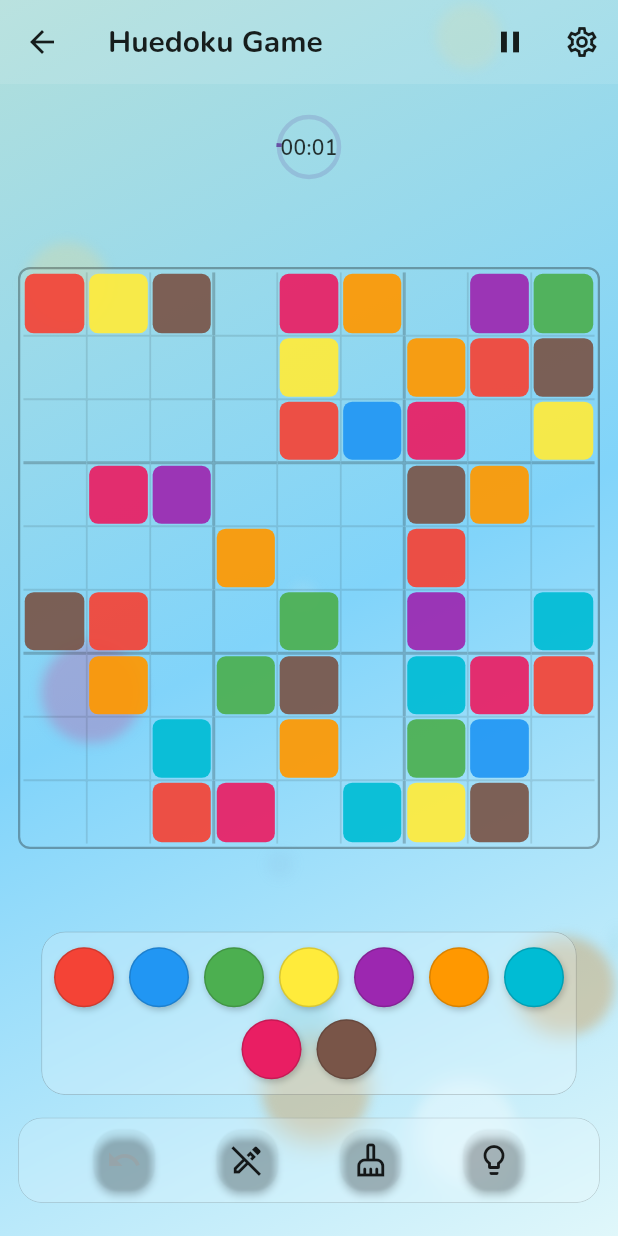
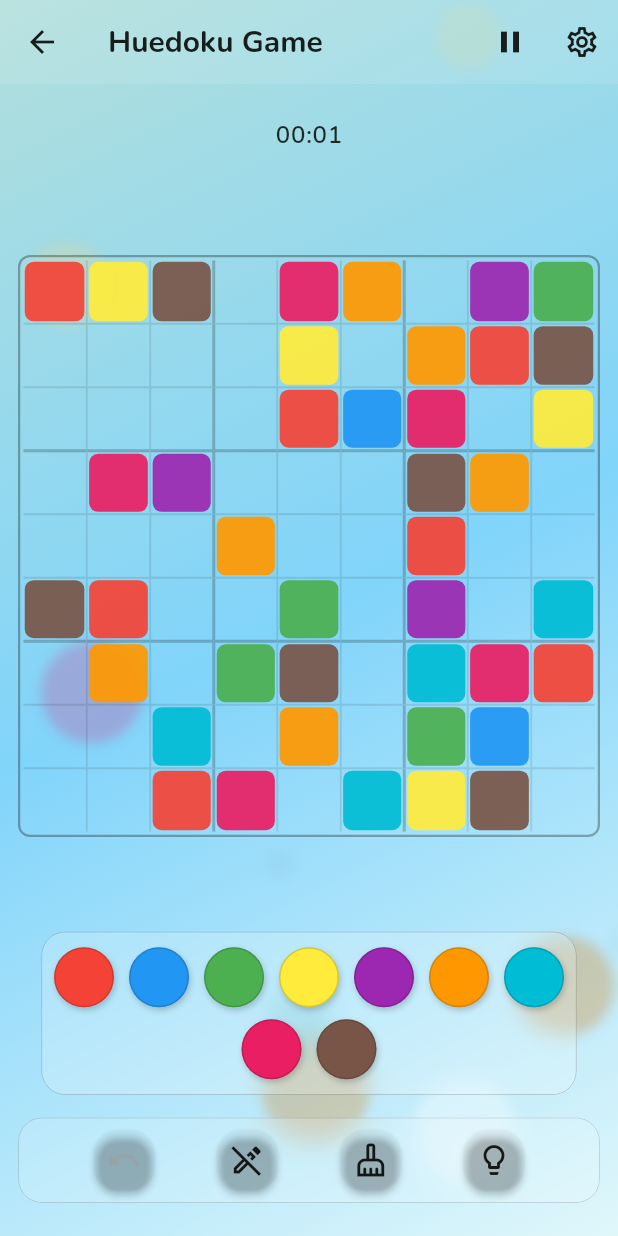
Before and after one commit to harleynelson/huedoku, a Flutter app: the screen it shows after launch, after a tap on "New Game", on a phone screen of 412 x 824 dp. Run offline on Flutter 3.47's test engine with Material 3 defaults, Android fonts, the phone set to English and light mode, and no system bars; our stand-ins replace confetti, google_fonts.

Commit message:
removed circle for timer

```diff
--- a/lib/widgets/sudoku_cell_widget.dart
+++ b/lib/widgets/sudoku_cell_widget.dart
@@ -50,7 +50,7 @@ class SudokuCellWidget extends StatelessWidget {
                  (gameProvider.selectedRow! ~/ 3 == row ~/ 3 && gameProvider.selectedCol! ~/ 3 == col ~/ 3)) {
                     highlightPeer = true;
                     // --- Set Highlight Peers Alpha to 0.3 ---
-                    tileBackgroundColor = currentTheme.focusColor.withOpacity(0.1); // EXACTLY 0.3 opacity
+                    tileBackgroundColor = currentTheme.focusColor.withOpacity(0.1); // EXACTLY 0.1 opacity
                  }
            }
 
--- a/lib/widgets/timer_widget.dart
+++ b/lib/widgets/timer_widget.dart
@@ -2,11 +2,12 @@
 // Location: ./lib/widgets/timer_widget.dart
 
 import 'dart:async';
-import 'dart:math'; // For PI
 import 'package:flutter/material.dart';
 import 'package:huedoku/providers/game_provider.dart';
 import 'package:provider/provider.dart';
-import 'dart:ui' as ui; // For font features
+import 'dart:ui' show FontFeature; // Only needed for FontFeature
+
+// Removed FireParticle class
 
 class TimerWidget extends StatefulWidget {
   const TimerWidget({super.key});
@@ -15,11 +16,15 @@ class TimerWidget extends StatefulWidget {
   State<TimerWidget> createState() => _TimerWidgetState();
 }
 
+// Removed TickerProviderStateMixin
 class _TimerWidgetState extends State<TimerWidget> {
   Timer? _displayTimer;
-  late Duration _displayTime; // Holds the time shown by this widget
+  late Duration _displayTime;
 
-  // Helper function to format duration
+  // Removed _cometAnimationController
+  // Removed _particles list and _random
+
+  // Helper function to format duration (remains the same)
   String _formatDuration(Duration duration) {
     String twoDigits(int n) => n.toString().padLeft(2, '0');
     String twoDigitMinutes = twoDigits(duration.inMinutes.remainder(60));
@@ -31,23 +36,27 @@ class _TimerWidgetState extends State<TimerWidget> {
     }
   }
 
+  // Timer to update the displayed time text
    void _startDisplayTimer() {
-    // Ensure any existing timer is cancelled
      _displayTimer?.cancel();
-    // Start a new timer that updates the local state every second
-    _displayTimer = Timer.periodic(const Duration(milliseconds: 100), (_) { // Update more frequently for smoother progress
-      // Check game state via provider *without listening* to avoid rebuild loops
+    // Update roughly every second is fine for text display
+    _displayTimer = Timer.periodic(const Duration(seconds: 1), (_) {
       final gameProvider = Provider.of<GameProvider>(context, listen: false);
       if (!gameProvider.isPaused && !gameProvider.isCompleted) {
-        if (mounted) { // Check if widget is still in the tree
-            setState(() {
-              _displayTime += const Duration(milliseconds: 100);
-            });
+        if (mounted) {
+           final providerTime = gameProvider.elapsedTime;
+           // Only trigger setState if the seconds actually change
+           if (_displayTime.inSeconds != providerTime.inSeconds) {
+             setState(() { _displayTime = providerTime; });
+           }
+        } else { _displayTimer?.cancel(); }
       } else {
-             _displayTimer?.cancel(); // Stop timer if widget is disposed
+         // Sync one last time if paused/completed
+         final providerTime = gameProvider.elapsedTime;
+         if (mounted && _displayTime.inSeconds != providerTime.inSeconds) {
+             setState(() { _displayTime = providerTime; });
          }
-      } else {
-          _displayTimer?.cancel(); // Stop if paused or completed
+         _displayTimer?.cancel();
       }
     });
   }
@@ -55,91 +64,62 @@ class _TimerWidgetState extends State<TimerWidget> {
   @override
   void initState() {
     super.initState();
-    // Initialize _displayTime from GameProvider
     final gameProvider = Provider.of<GameProvider>(context, listen: false);
     _displayTime = gameProvider.elapsedTime;
 
-    // Start the display timer immediately if the game isn't paused/completed
+    // Removed animation controller initialization
+
     if (!gameProvider.isPaused && !gameProvider.isCompleted) {
       _startDisplayTimer();
     }
   }
 
+  // Removed _updateParticles method
+
   @override
   void dispose() {
-    _displayTimer?.cancel(); // Cancel timer when widget is removed
+    _displayTimer?.cancel();
+    // Removed animation controller disposal
     super.dispose();
   }
 
   @override
   Widget build(BuildContext context) {
-    // Use Consumer to react ONLY to relevant GameProvider state changes
-    // (isPaused, isCompleted, elapsedTime for initialization/reset)
+    // Listen to GameProvider to manage the _displayTimer start/stop
     return Consumer<GameProvider>(
        builder: (context, gameProvider, child) {
-        // --- Sync display time and timer state with GameProvider ---
         final bool shouldTimerRun = !gameProvider.isPaused && !gameProvider.isCompleted;
-
-         // Sync time if it diverges significantly or on state change
-         if (_displayTime.inSeconds != gameProvider.elapsedTime.inSeconds || shouldTimerRun != (_displayTimer?.isActive ?? false)) {
-              WidgetsBinding.instance.addPostFrameCallback((_) {
-                 if (mounted) {
-                   // Update display time to match provider state accurately
-                   setState(() => _displayTime = gameProvider.elapsedTime);
-
-                   // Start/stop the display timer based on provider state
+         // --- Timer Start/Stop Logic ---
          if (shouldTimerRun && !(_displayTimer?.isActive ?? false)) {
              _startDisplayTimer();
          } else if (!shouldTimerRun && (_displayTimer?.isActive ?? false)) {
              _displayTimer?.cancel();
+             // Ensure final time is displayed correctly when stopped
+             final providerTime = gameProvider.elapsedTime;
+             if (_displayTime.inSeconds != providerTime.inSeconds) {
+                 // Use WidgetsBinding to avoid setState during build if needed
+                 WidgetsBinding.instance.addPostFrameCallback((_) {
+                    if (mounted) setState(() => _displayTime = providerTime);
+                 });
              }
          }
-              });
-         }
-        // --- End Sync Logic ---
+        // --- End Timer Start/Stop Logic ---
 
-        // --- Build Engaging Timer UI ---
-        double progress = (_displayTime.inMilliseconds % 60000) / 60000.0; // 0.0 to 1.0 for seconds
-        Color progressColor = Theme.of(context).primaryColor;
-        Color trackColor = Theme.of(context).primaryColor.withOpacity(0.2);
-        double indicatorSize = 40.0; // Size of the circular indicator
+        String timeText = _formatDuration(_displayTime);
+        final currentTheme = Theme.of(context);
 
-        return Stack(
-          alignment: Alignment.center,
+        // --- Build Simple Text Timer UI ---
+        return Row(
+          mainAxisSize: MainAxisSize.min, // Take only needed space
           children: [
-            // Circular Progress Indicator background track
-            SizedBox(
-              width: indicatorSize,
-              height: indicatorSize,
-              child: CircularProgressIndicator(
-                value: 1.0, // Full circle track
-                strokeWidth: 3.0, // Thickness of track
-                valueColor: AlwaysStoppedAnimation<Color>(trackColor),
-              ),
-            ),
-            // Circular Progress Indicator foreground progress
-             SizedBox(
-              width: indicatorSize,
-              height: indicatorSize,
-              child: Transform( // Rotate to start from top
-                 alignment: Alignment.center,
-                 transform: Matrix4.rotationZ(-pi / 2),
-                 child: CircularProgressIndicator(
-                   value: progress,
-                   strokeWidth: 3.5, // Slightly thicker progress line
-                   valueColor: AlwaysStoppedAnimation<Color>(progressColor),
-                   // Optional: Add strokeCap for rounded ends
-                   // strokeCap: StrokeCap.round,
-                 ),
-               ),
-             ),
-            // Display the time text in the center
             Text(
-              _formatDuration(_displayTime),
-              style: Theme.of(context).textTheme.bodyMedium?.copyWith( // Smaller font inside circle
-                fontWeight: FontWeight.w600,
-                fontFeatures: [const ui.FontFeature.tabularFigures()], // Consistent number width
-                 color: Theme.of(context).textTheme.bodyLarge?.color?.withOpacity(0.9),
+              timeText,
+              style: currentTheme.textTheme.titleMedium?.copyWith(
+                // Use tabular figures for consistent number width
+                fontFeatures: [const FontFeature.tabularFigures()],
+                fontWeight: FontWeight.w600, // Slightly bolder
+                letterSpacing: 0.5, // Add slight letter spacing
+                 color: currentTheme.colorScheme.onSurface.withOpacity(0.95),
               ),
             ),
           ],
@@ -148,3 +128,5 @@ class _TimerWidgetState extends State<TimerWidget> {
     );
   }
 }
+
+// Removed CometTimerPainter class
```
Also changed, not shown: 1 other file. Lines whose indentation alone changed are shown as unchanged.
